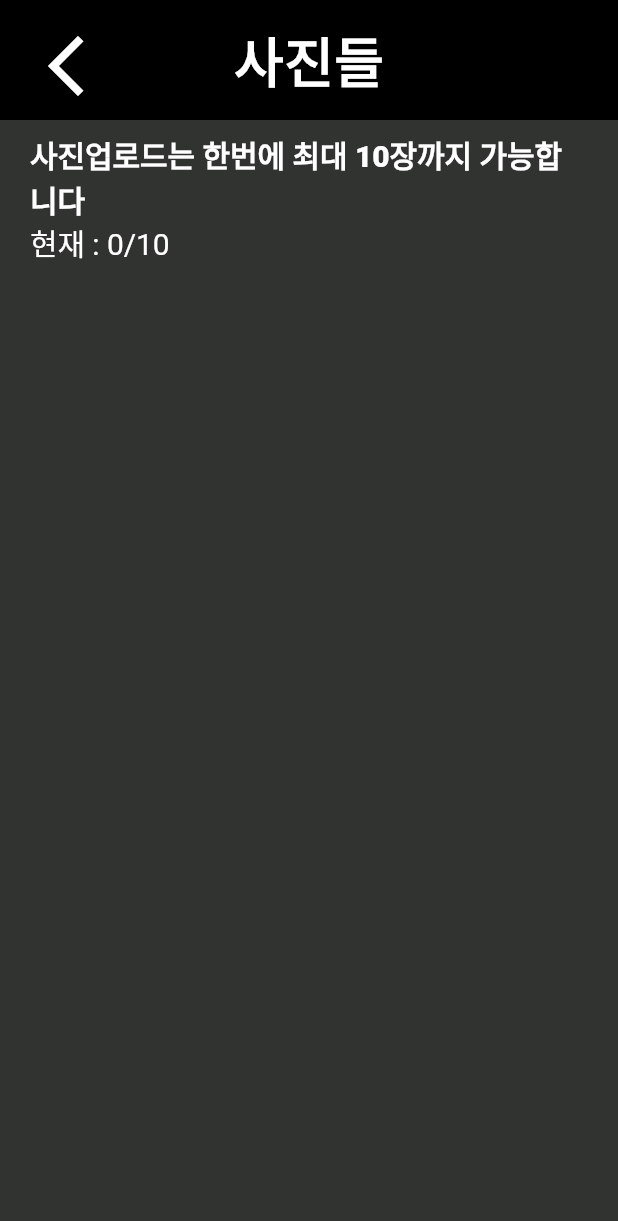
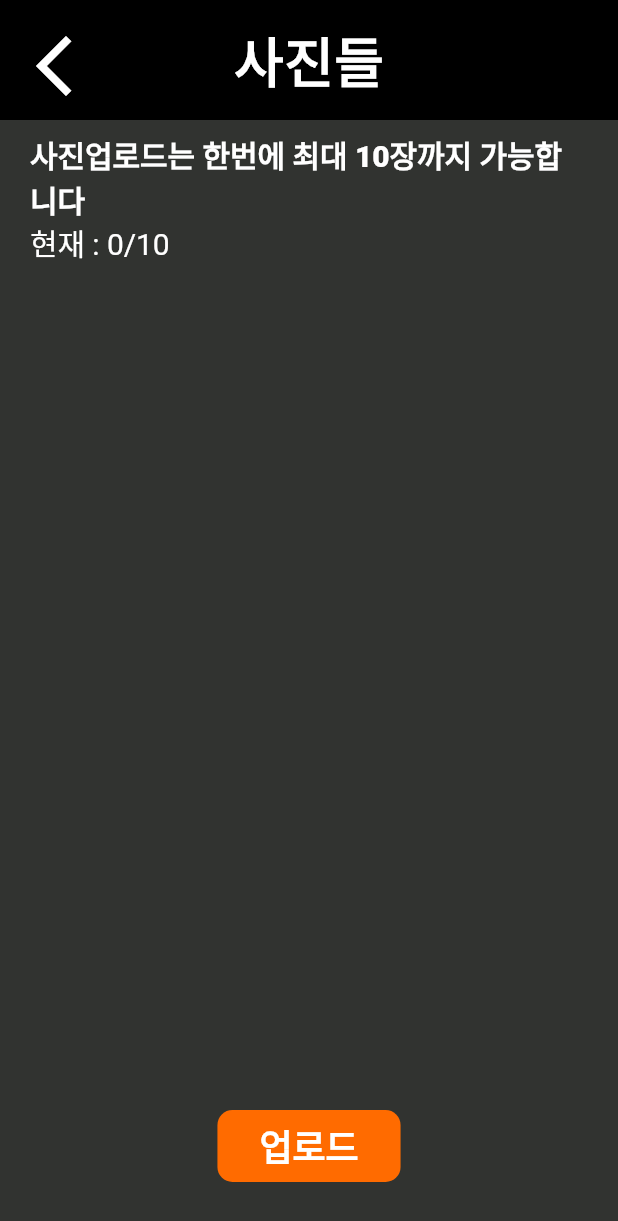
Before and after one commit to JiwangJang/bita, a Flutter app: the Photos screen opened by its route, on a phone screen of 412 x 824 dp. Shown: the top 1221 px of the screen. Run offline on Flutter 3.47's test engine with Material 3 defaults, Android fonts, the phone set to English and light mode, and no system bars; our stand-ins replace camera, go_router; Roboto replaces fonts that are missing (Pretendard).

Commit message:
토스트 애니메이션 공부

```diff
--- /dev/null
+++ b/btia_app/devtools_options.yaml
@@ -0,0 +1 @@
+extensions:
--- a/btia_app/lib/model/photos_model.dart
+++ b/btia_app/lib/model/photos_model.dart
@@ -1,17 +1,18 @@
 import 'dart:typed_data';
-
 import 'package:camera/camera.dart';
 import 'package:flutter/material.dart';
 
 class PhotosModel extends ChangeNotifier {
-  PhotosModel({required this.cameras});
+  PhotosModel({required this.cameras, required this.code});
+  final String code;
   final List<CameraDescription> cameras;
-  final List<Uint8List> photos = [];
+  final List<Map<String, dynamic>> photos = [];
   late CameraController controller;
   double minZoomLevel = 1.0;
   double maxZoomLevel = 1.0;
   double curZoomLevel = 1.0;
   bool isFlashAuto = false;
+  bool isUploading = false;
 
   void setController(CameraController newController) {
     controller = newController;
@@ -53,8 +54,25 @@ class PhotosModel extends ChangeNotifier {
     notifyListeners();
   }
 
-  void addImage(Uint8List byteImage) {
-    photos.add(byteImage);
+  void addImage(String imageId, Uint8List byteImage) {
+    Map<String, dynamic> result = {};
+    result['id'] = imageId;
+    result['image'] = byteImage;
+    photos.add(result);
     notifyListeners();
   }
+
+  void removeImage(String imageId) {
+    photos.removeWhere((element) => element['id'] == imageId);
+    notifyListeners();
+  }
+
+  Future<bool> uploadImages() async {
+    isUploading = true;
+    notifyListeners();
+    await Future.delayed(const Duration(seconds: 2));
+    isUploading = false;
+    notifyListeners();
+    return true;
+  }
 }
--- /dev/null
+++ b/btia_app/lib/util/id_generator.dart
@@ -0,0 +1,5 @@
+import 'dart:math';
+
+String idGenerator() {
+  return "${Random().nextInt(9)}${Random().nextInt(9)}${Random().nextInt(9)}${Random().nextInt(9)}-${Random().nextInt(9)}${Random().nextInt(9)}${Random().nextInt(9)}${Random().nextInt(9)}";
+}
--- a/btia_app/lib/view/cameraWidget/camera_ui.dart
+++ b/btia_app/lib/view/cameraWidget/camera_ui.dart
@@ -13,7 +13,8 @@ class CameraUI extends StatelessWidget {
       children: [
         Expanded(
           child: Stack(
-            alignment: Alignment.topCenter,
+            alignment: Alignment.center,
+            fit: StackFit.expand,
             children: [
               CameraBody(),
               Positioned.fill(child: FocusIndicator()),
--- a/btia_app/lib/view/cameraWidget/camera_util.dart
+++ b/btia_app/lib/view/cameraWidget/camera_util.dart
@@ -8,7 +8,6 @@ class CameraUtil extends StatelessWidget {
   @override
   Widget build(BuildContext context) {
     return Consumer<PhotosModel>(builder: (_, data, child) {
-      print('object');
       return Padding(
         padding: const EdgeInsets.symmetric(horizontal: 20),
         child: Row(
--- a/btia_app/lib/view/custom_appbar.dart
+++ b/btia_app/lib/view/custom_appbar.dart
@@ -22,7 +22,7 @@ class CustomAppbar extends StatelessWidget {
           ),
         ),
         Positioned(
-            left: 20,
+            left: 12,
             top: 20,
             child: GestureDetector(
               onTap: () => context.pop(),
--- /dev/null
+++ b/btia_app/lib/view/layoutWidget/button.dart
@@ -0,0 +1,36 @@
+import 'package:flutter/material.dart';
+
+class CustomButton extends StatelessWidget {
+  const CustomButton(
+      {required this.btnTitle,
+      required this.bgColor,
+      required this.onTapFunc,
+      super.key});
+  final String btnTitle;
+  final Color bgColor;
+  final void Function() onTapFunc;
+
+  @override
+  Widget build(BuildContext context) {
+    return GestureDetector(
+      onTap: onTapFunc,
+      child: Container(
+        padding: const EdgeInsets.symmetric(vertical: 12, horizontal: 28),
+        decoration: BoxDecoration(
+          color: bgColor,
+          borderRadius: BorderRadius.circular(10),
+        ),
+        child: Text(
+          btnTitle,
+          style: const TextStyle(
+            height: 1,
+            fontSize: 24,
+            fontWeight: FontWeight.w800,
+            letterSpacing: -0.05,
+            color: Colors.white,
+          ),
+        ),
+      ),
+    );
+  }
+}
--- a/btia_app/lib/view/photos.dart
+++ b/btia_app/lib/view/photos.dart
@@ -1,11 +1,42 @@
-import 'package:btia_app/model/photos_model.dart';
 import 'package:btia_app/view/custom_appbar.dart';
-import 'package:btia_app/view/photosWidget/photo.dart';
+import 'package:btia_app/view/photosWidget/custom_toast.dart';
+import 'package:btia_app/view/photosWidget/photolist_view.dart';
+import 'package:btia_app/view/photosWidget/upload_btn.dart';
+import 'package:btia_app/view/photosWidget/uploading_indicator.dart';
 import 'package:flutter/material.dart';
-import 'package:provider/provider.dart';
 
-class Photos extends StatelessWidget {
+class Photos extends StatefulWidget {
   const Photos({super.key});
+
+  @override
+  State<Photos> createState() => _PhotosState();
+}
+
+class _PhotosState extends State<Photos> {
+  bool toast = false;
+  bool modal = false;
+  String toastMainMessage = '';
+  String toastSubMessage = '';
+
+  void toastOn(String mainMessage, String subMessage) {
+    setState(() {
+      toast = true;
+      toastMainMessage = mainMessage;
+      toastSubMessage = subMessage;
+    });
+  }
+
+  void toastOff() {
+    setState(() {
+      toast = false;
+    });
+  }
+
+  void modalOn() {
+    setState(() {
+      modal = true;
+    });
+  }
 
   @override
   Widget build(BuildContext context) {
@@ -15,49 +46,35 @@ class Photos extends StatelessWidget {
           preferredSize: Size.fromHeight(80),
           child: CustomAppbar(title: '사진들'),
         ),
-      body: Consumer<PhotosModel>(builder: (_, photoData, child) {
-        return Padding(
-          padding: const EdgeInsets.symmetric(horizontal: 20),
-          child: Column(
-            crossAxisAlignment: CrossAxisAlignment.start,
+        body: Stack(
           children: [
-              const SizedBox(
-                height: 8,
-              ),
-              const Text(
-                '사진업로드는 한번에 최대 10장까지 가능합니다',
-                style: TextStyle(
-                    color: Colors.white,
-                    fontSize: 20,
-                    letterSpacing: -0.05,
-                    fontWeight: FontWeight.w800),
-              ),
-              Text(
-                '현재 : ${photoData.photos.length}/10',
-                style: const TextStyle(
-                  color: Colors.white,
-                  fontSize: 20,
-                  letterSpacing: -0.05,
+            const Positioned.fill(child: PhotoListView()),
+            Positioned(
+              bottom: 0,
+              left: 0,
+              right: 0,
+              child: UploadBtn(
+                toastOnFunc: toastOn,
               ),
             ),
-              Expanded(
-                child: GridView.builder(
-                    gridDelegate:
-                        const SliverGridDelegateWithFixedCrossAxisCount(
-                      crossAxisCount: 2,
-                      crossAxisSpacing: 8,
-                      mainAxisSpacing: 8,
+            const Positioned.fill(
+              child: UploadingIndicator(),
             ),
-                    padding: const EdgeInsets.symmetric(vertical: 10),
-                    itemCount: photoData.photos.length,
-                    itemBuilder: (context, idx) {
-                      return Photo(image: photoData.photos[idx]);
-                    }),
+            Positioned(
+              left: 0,
+              right: 0,
+              bottom: 0,
+              child: AnimatedContainer(
+                duration: const Duration(microseconds: 2000),
+                curve: Curves.linear,
+                transform: Matrix4.translationValues(0, toast ? 0 : -100, 0),
+                onEnd: () {
+                  Future.delayed(const Duration(seconds: 5))
+                      .then((value) => toastOff());
+                },
+              ),
             ),
           ],
-          ),
-        );
-      }),
-    );
+        ));
   }
 }
--- /dev/null
+++ b/btia_app/lib/view/photosWidget/photolist_view.dart
@@ -0,0 +1,54 @@
+import 'package:btia_app/model/photos_model.dart';
+import 'package:btia_app/view/photosWidget/photo.dart';
+import 'package:flutter/material.dart';
+import 'package:provider/provider.dart';
+
+class PhotoListView extends StatelessWidget {
+  const PhotoListView({super.key});
+
+  @override
+  Widget build(BuildContext context) {
+    return Consumer<PhotosModel>(builder: (_, photoData, child) {
+      return Padding(
+        padding: const EdgeInsets.symmetric(horizontal: 20),
+        child: Column(
+          crossAxisAlignment: CrossAxisAlignment.start,
+          children: [
+            const SizedBox(
+              height: 8,
+            ),
+            const Text(
+              '사진업로드는 한번에 최대 10장까지 가능합니다',
+              style: TextStyle(
+                  color: Colors.white,
+                  fontSize: 20,
+                  letterSpacing: -0.05,
+                  fontWeight: FontWeight.w800),
+            ),
+            Text(
+              '현재 : ${photoData.photos.length}/10',
+              style: const TextStyle(
+                color: Colors.white,
+                fontSize: 20,
+                letterSpacing: -0.05,
+              ),
+            ),
+            Expanded(
+              child: GridView.builder(
+                  gridDelegate: const SliverGridDelegateWithFixedCrossAxisCount(
+                    crossAxisCount: 2,
+                    crossAxisSpacing: 8,
+                    mainAxisSpacing: 8,
+                  ),
+                  padding: const EdgeInsets.symmetric(vertical: 10),
+                  itemCount: photoData.photos.length,
+                  itemBuilder: (context, idx) {
+                    return Photo(imageInfo: photoData.photos[idx]);
+                  }),
+            ),
+          ],
+        ),
+      );
+    });
+  }
+}
--- /dev/null
+++ b/btia_app/lib/view/photosWidget/upload_btn.dart
@@ -0,0 +1,49 @@
+import 'package:btia_app/model/photos_model.dart';
+import 'package:btia_app/view/layoutWidget/button.dart';
+import 'package:flutter/material.dart';
+import 'package:provider/provider.dart';
+
+class UploadBtn extends StatelessWidget {
+  const UploadBtn({required this.toastOnFunc, super.key});
+
+  final Function toastOnFunc;
+
+  @override
+  Widget build(BuildContext context) {
+    return Consumer<PhotosModel>(
+      builder: (context, data, child) {
+        return Container(
+          height: 120,
+          decoration: const BoxDecoration(
+            gradient: LinearGradient(
+                begin: Alignment.bottomCenter,
+                end: Alignment.topCenter,
+                colors: [
+                  Color.fromRGBO(49, 51, 48, 1),
+                  Color.fromRGBO(49, 51, 48, 0)
+                ]),
+          ),
+          child: Center(
+            child: CustomButton(
+              bgColor: const Color.fromRGBO(255, 107, 0, 1),
+              btnTitle: "업로드",
+              onTapFunc: () async {
+                bool result = await data.uploadImages();
+                late String mainMsg;
+                late String subMsg;
+                if (result) {
+                  mainMsg = '업로드에 성공했습니다';
+                  subMsg = '사이트에서 확인해보세요!';
+                } else {
+                  mainMsg = '업로드에 실패했습니다';
+                  subMsg = '잠시후 다시 시도해보세요';
+                }
+                toastOnFunc(mainMsg, subMsg);
+              },
+            ),
+          ),
+        );
+      },
+    );
+  }
+}
--- /dev/null
+++ b/btia_app/lib/view/photosWidget/uploading_indicator.dart
@@ -0,0 +1,24 @@
+import 'package:btia_app/model/photos_model.dart';
+import 'package:flutter/material.dart';
+import 'package:provider/provider.dart';
+
+class UploadingIndicator extends StatelessWidget {
+  const UploadingIndicator({super.key});
+
+  @override
+  Widget build(BuildContext context) {
+    return Consumer<PhotosModel>(
+      builder: (context, data, child) {
+        if (data.isUploading) {
+          return Container(
+            color: Colors.white,
+            child: const Center(
+              child: CircularProgressIndicator(),
+            ),
+          );
+        }
+        return const SizedBox();
+      },
+    );
+  }
+}
--- a/btia_app/pubspec.yaml
+++ b/btia_app/pubspec.yaml
@@ -38,9 +38,8 @@ dependencies:
     path_provider: ^2.1.2
     path: ^1.9.0
     provider: ^6.1.2
-    cross_file: ^0.3.4+1
     go_router: ^13.2.3
-    google_fonts: ^6.2.1
+    url_launcher: ^6.2.5
 
 dev_dependencies:
     flutter_test:
```
Also changed, not shown: btia_app/lib/main.dart (+21 -3 lines), btia_app/lib/util/get_random_id.dart (added, +32 -0 lines), btia_app/lib/view/cameraWidget/camera_bottom_bar.dart (+22 -7 lines), btia_app/lib/view/code.dart (+69 -0 lines), btia_app/lib/view/photosWidget/custom_toast.dart (added, +26 -0 lines), btia_app/lib/view/photosWidget/photo.dart (+11 -5 lines), btia_app/pubspec.lock, 7 other files. Lines whose indentation alone changed are shown as unchanged.
